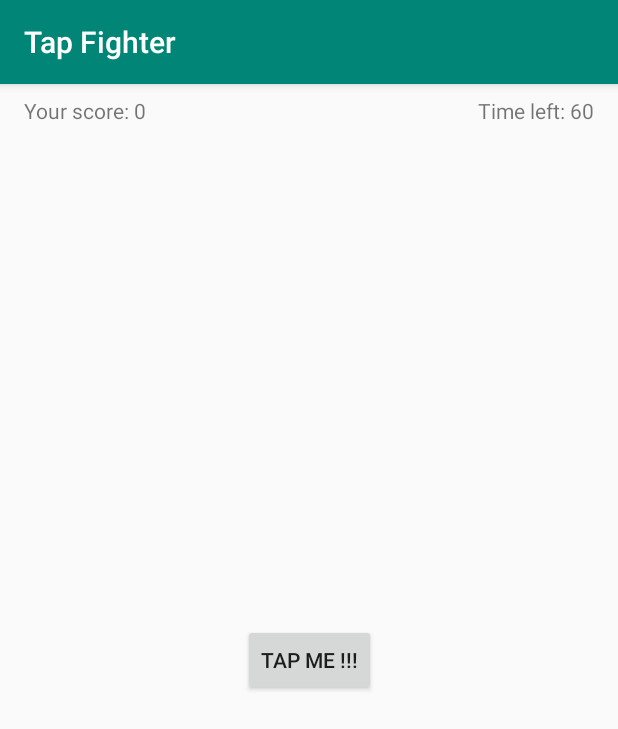
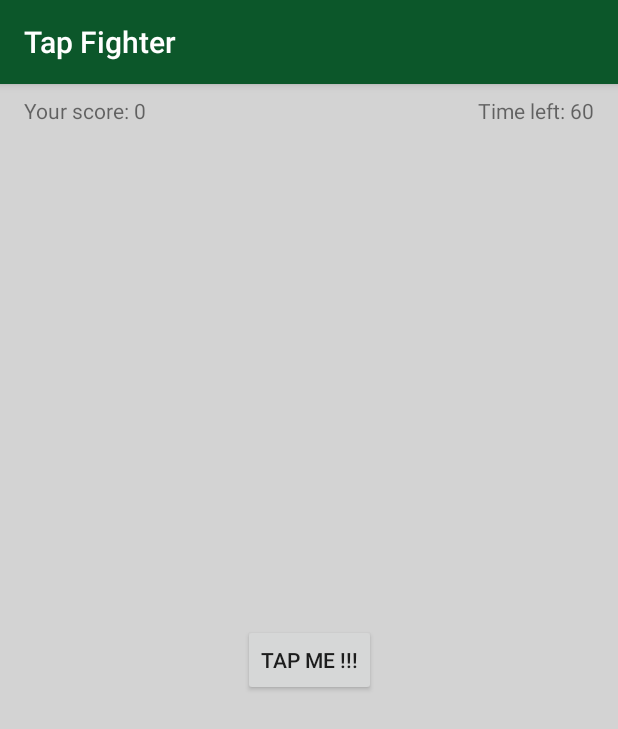
Before and after one commit to vinchris/time_fighter, an Android app: the screen it shows after launch (MainActivity), on a phone screen of 412 x 824 dp. Shown: the top 729 px of the screen. Run offline under Robolectric (Android 15) with nearby library versions, the phone set to English and light mode, and no system bars.

Commit message:
edited existing color values and added new color for background, all in colors.xml and reference the new value in main.xml

```diff
--- a/app/src/main/res/layout/activity_main.xml
+++ b/app/src/main/res/layout/activity_main.xml
@@ -5,7 +5,7 @@
         xmlns:app="http://schemas.android.com/apk/res-auto"
         android:layout_width="match_parent"
         android:layout_height="match_parent"
-        tools:context=".MainActivity">
+        tools:context=".MainActivity" android:background="@color/colorBackground">
 
     <TextView
             android:text="@string/your_score"
--- a/app/src/main/res/values/colors.xml
+++ b/app/src/main/res/values/colors.xml
@@ -1,6 +1,7 @@
 <?xml version="1.0" encoding="utf-8"?>
 <resources>
-    <color name="colorPrimary">#008577</color>
-    <color name="colorPrimaryDark">#00574B</color>
-    <color name="colorAccent">#D81B60</color>
+    <color name="colorPrimary">#0C572A</color>
+    <color name="colorPrimaryDark">#388E3C</color>
+    <color name="colorAccent">#8BC34A</color>
+    <color name="colorBackground">#D3D3D3</color>
 </resources>
```
